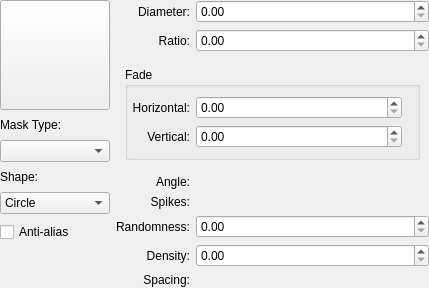
This is plugins/paintops/libpaintop/forms/wdgautobrush.ui in KDE/krita as Qt 5 draws it before an edit. The edited form follows.
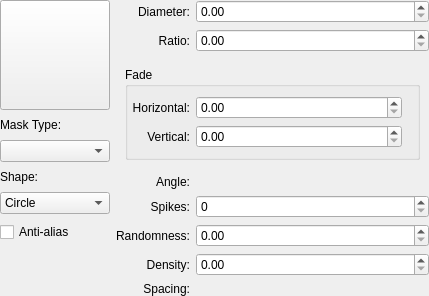
This is the edited form. Custom widgets are drawn as their Qt base class.

Commit message:
ui: Fix Designer not rendering KisSliderSpinBox as QSpinBox
Part-of: <https://invent.kde.org/graphics/krita/-/merge_requests/1742>

The edit to the form file:
```diff
--- a/plugins/paintops/libpaintop/forms/wdgautobrush.ui
+++ b/plugins/paintops/libpaintop/forms/wdgautobrush.ui
@@ -414,7 +414,7 @@
  <customwidgets>
   <customwidget>
    <class>KisSliderSpinBox</class>
-   <extends>QWidget</extends>
+   <extends>QSpinBox</extends>
    <header>kis_slider_spin_box.h</header>
    <container>1</container>
   </customwidget>
```
The commit also changes 45 other files.
